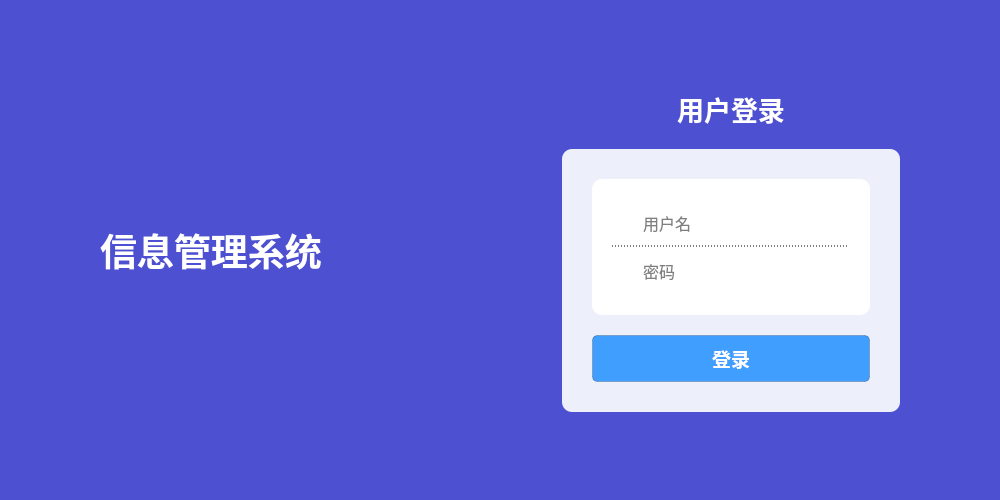
First picture: the form in ui/widgets/LoginPage/page.ui, repository ArcherLuo233/election-s-prediction, before the edit.
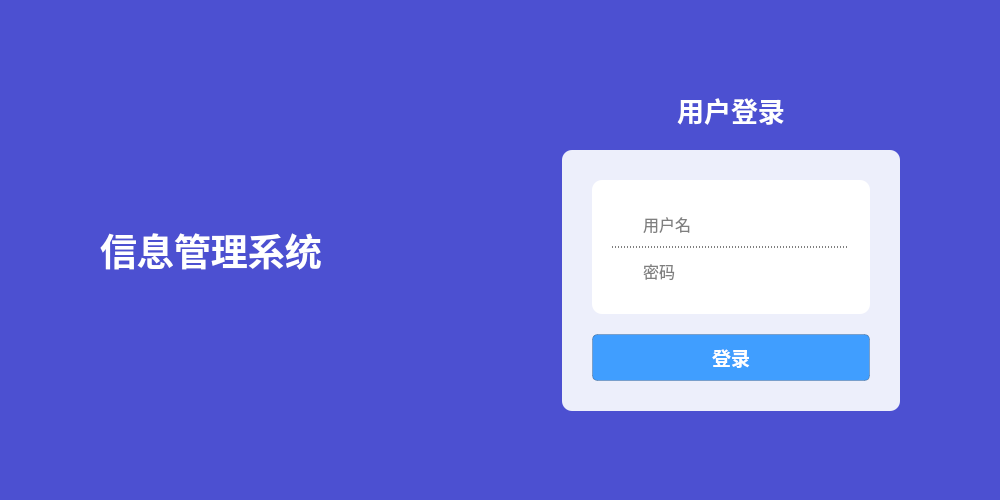
Second picture: the form after the edit. Icons and pictures are not drawn.

Commit message: 将字体替换成英文名

The edit to the form file:
```diff
--- a/ui/widgets/LoginPage/page.ui
+++ b/ui/widgets/LoginPage/page.ui
@@ -265,7 +265,7 @@
          </property>
          <property name="font">
           <font>
-           <family>微软雅黑</family>
+           <family>Microsoft YaHei UI</family>
            <pointsize>20</pointsize>
            <weight>75</weight>
            <bold>true</bold>
@@ -374,7 +374,7 @@
          </property>
          <property name="font">
           <font>
-           <family>微软雅黑</family>
+           <family>Microsoft YaHei UI</family>
           </font>
          </property>
          <property name="autoFillBackground">
@@ -570,7 +570,7 @@
                   </property>
                   <property name="font">
                    <font>
-                    <family>微软雅黑</family>
+                    <family>Microsoft YaHei UI</family>
                     <pointsize>12</pointsize>
                     <weight>50</weight>
                     <bold>false</bold>
@@ -643,7 +643,7 @@
                   </property>
                   <property name="font">
                    <font>
-                    <family>微软雅黑</family>
+                    <family>Microsoft YaHei UI</family>
                     <pointsize>12</pointsize>
                     <weight>50</weight>
                     <bold>false</bold>
@@ -673,7 +673,7 @@
            <widget class="QPushButton" name="pushButton">
             <property name="font">
              <font>
-              <family>微软雅黑</family>
+              <family>Microsoft YaHei UI</family>
               <pointsize>14</pointsize>
               <weight>75</weight>
               <bold>true</bold>
```
Left out of the diff: 2 changed lines with no effect on the pictures. The commit also changes 1 other file.
